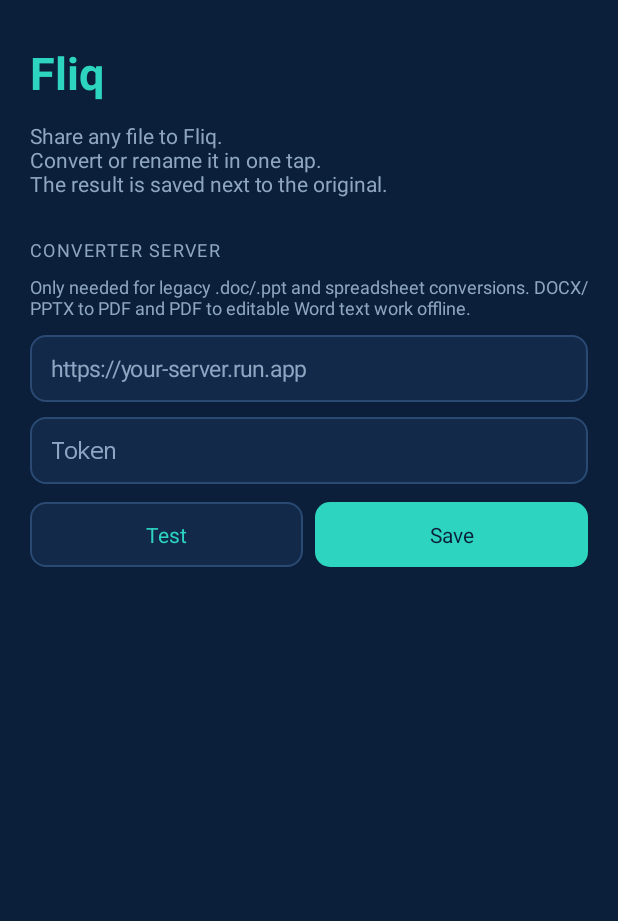
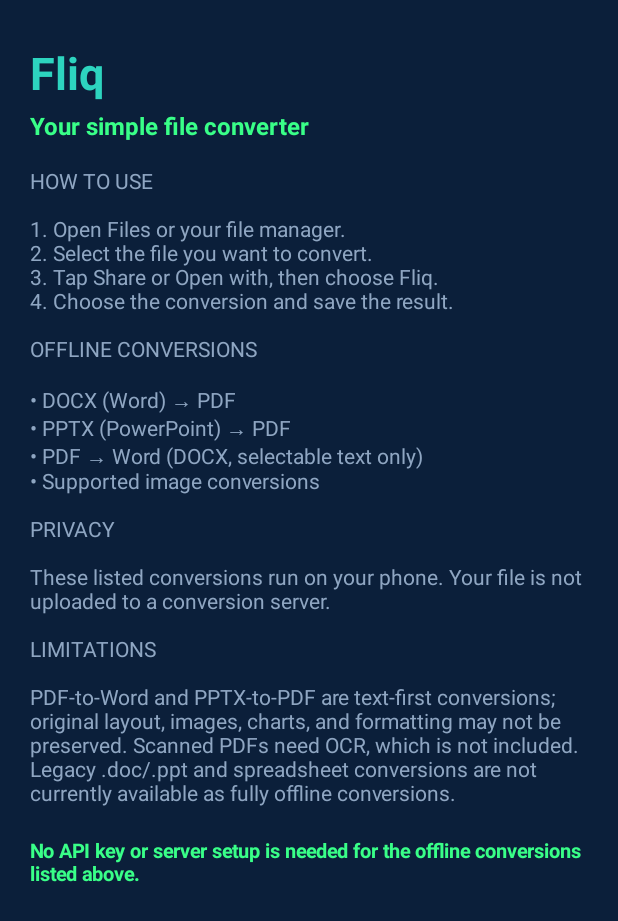
Before and after one commit to Aasimabdul/filq, an Android app: the screen it shows after launch (MainActivity), on a phone screen of 412 x 824 dp. Shown: the top 921 px of the screen. Run offline under Robolectric (Android 15) with nearby library versions, the phone set to English and light mode, and no system bars.

Commit message:
Replace API settings home with simple usage guide

```diff
--- a/app/src/main/java/com/fliq/app/MainActivity.kt
+++ b/app/src/main/java/com/fliq/app/MainActivity.kt
@@ -2,14 +2,13 @@ package com.fliq.app
 
 import android.app.Activity
 import android.os.Bundle
-import android.text.InputType
 import android.view.ViewGroup
 import android.widget.LinearLayout
 import android.widget.ScrollView
 
 /**
- * No real home screen: Fliq lives in the share sheet.
- * This only explains that, and holds the optional converter-server settings.
+ * Fliq home screen: simple usage instructions only.
+ * No API keys, server URL, or token entry is shown here.
  */
 class MainActivity : Activity() {
     override fun onCreate(savedInstanceState: Bundle?) {
@@ -21,67 +20,29 @@ class MainActivity : Activity() {
             orientation = LinearLayout.VERTICAL
             setPadding(dp(20), dp(28), dp(20), dp(28))
         }
+
         col.addView(tv("Fliq", 30f, ACCENT, true))
         col.addView(
-            tv("Share any file to Fliq.\nConvert or rename it in one tap.\nThe result is saved next to the original.", 14f, MUTED)
-                .apply { setPadding(0, dp(12), 0, 0) }
+            tv("Your simple file converter", 16f, NEON, true)
+                .apply { setPadding(0, dp(4), 0, dp(12)) }
         )
-
-        col.addView(label("Converter server"))
         col.addView(
-            tv("Only needed for legacy .doc/.ppt and spreadsheet conversions. DOCX/PPTX to PDF and PDF to editable Word text work offline.", 12f, MUTED)
-                .apply { setPadding(0, 0, 0, dp(10)) }
+            tv(
+                "HOW TO USE\n\n1. Open Files or your file manager.\n2. Select the file you want to convert.\n3. Tap Share or Open with, then choose Fliq.\n4. Choose the conversion and save the result.\n\nOFFLINE CONVERSIONS\n\n• DOCX (Word) → PDF\n• PPTX (PowerPoint) → PDF\n• PDF → Word (DOCX, selectable text only)\n• Supported image conversions\n\nPRIVACY\n\nThese listed conversions run on your phone. Your file is not uploaded to a conversion server.\n\nLIMITATIONS\n\nPDF-to-Word and PPTX-to-PDF are text-first conversions; original layout, images, charts, and formatting may not be preserved. Scanned PDFs need OCR, which is not included. Legacy .doc/.ppt and spreadsheet conversions are not currently available as fully offline conversions.",
+                14f,
+                MUTED
+            ).apply { setPadding(0, dp(4), 0, dp(12)) }
         )
-
-        val url = input("https://your-server.run.app", Remote.url(this),
-            InputType.TYPE_CLASS_TEXT or InputType.TYPE_TEXT_VARIATION_URI)
-        val token = input("Token", Remote.token(this),
-            InputType.TYPE_CLASS_TEXT or InputType.TYPE_TEXT_VARIATION_PASSWORD)
-        val status = tv("", 13f, MUTED).apply { setPadding(0, dp(12), 0, 0) }
-
-        col.addView(url, LinearLayout.LayoutParams(match, wrap))
-        col.addView(token, LinearLayout.LayoutParams(match, wrap).apply { topMargin = dp(10) })
-
-        val test = pill("Test") {
-            val u = url.text.toString()
-            val t = token.text.toString()
-            status.setTextColor(MUTED)
-            status.text = "Checking… the first try can take a minute"
-            Thread {
-                val r = Remote.ping(u, t)
-                runOnUiThread {
-                    if (!isDestroyed) {
-                        status.setTextColor(if (r == "Server OK") NEON else ERR)
-                        status.text = r
-                    }
-                }
-            }.start()
-        }
-        val save = pill("Save", filled = true) {
-            val u = url.text.toString().trim()
-            if (u.isNotEmpty() && !u.startsWith("https://")) {
-                status.setTextColor(ERR)
-                status.text = "Use an https:// address"
-                return@pill
-            }
-            Remote.save(this, u, token.text.toString())
-            status.setTextColor(NEON)
-            status.text = "Saved"
-        }
-        val buttons = LinearLayout(this).apply {
-            orientation = LinearLayout.HORIZONTAL
-            setPadding(0, dp(12), 0, 0)
-            addView(test, LinearLayout.LayoutParams(0, wrap, 1f).apply { marginEnd = dp(8) })
-            addView(save, LinearLayout.LayoutParams(0, wrap, 1f))
-        }
-        col.addView(buttons)
-        col.addView(status)
+        col.addView(
+            tv("No API key or server setup is needed for the offline conversions listed above.", 13f, NEON, true)
+                .apply { setPadding(0, dp(8), 0, 0) }
+        )
 
         setContentView(ScrollView(this).apply {
             setBackgroundColor(BG)
             clipToPadding = false
             isFillViewport = true
-            addView(col)
+            addView(col, ViewGroup.LayoutParams(match, wrap))
             applyInsets(this)
         })
     }
```
